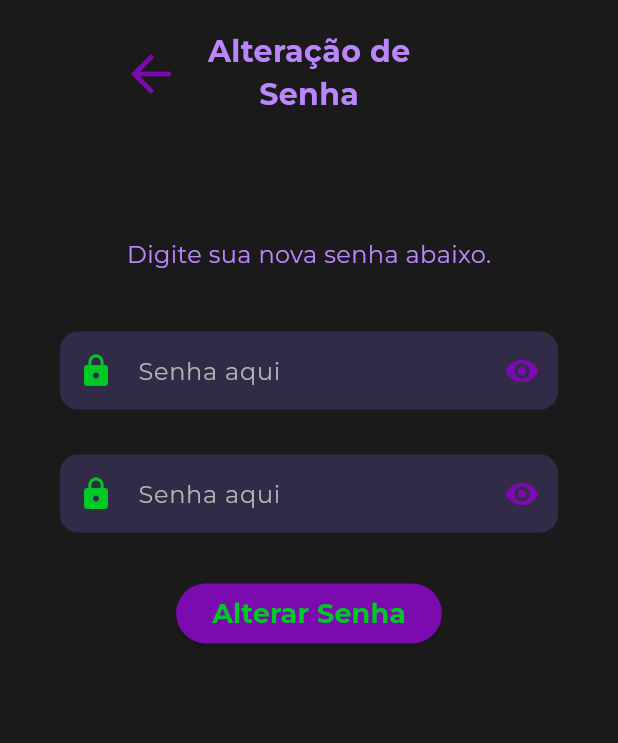
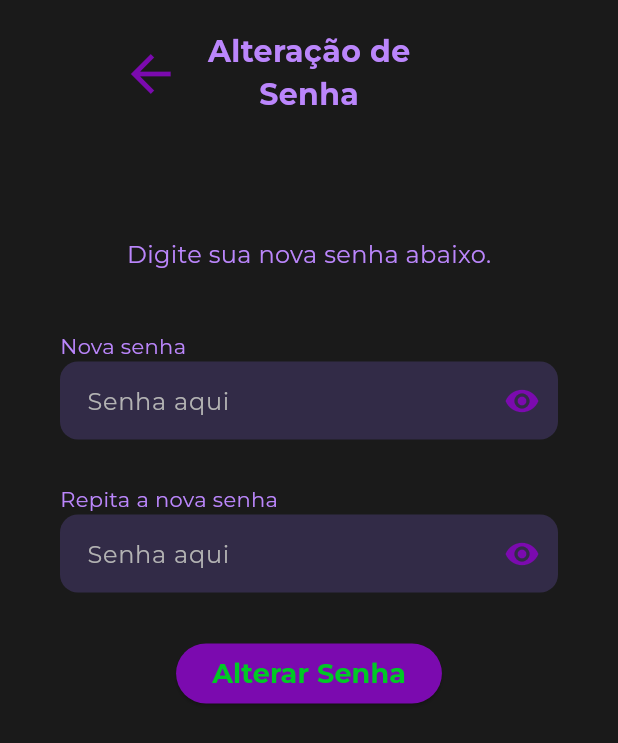
Before and after one commit to Enock21/tm, a Flutter app: the screen it shows after launch, on a phone screen of 412 x 824 dp. Shown: the top 743 px of the screen. Run offline on Flutter 3.47's test engine with Material 3 defaults, Android fonts, the phone set to English and light mode, and no system bars; our stand-ins replace google_fonts; project files that could hold a hidden picture were left out.

Commit message:
PAS: saving stable update

```diff
--- a/tm_front/lib/screens/password_alteration_screen.dart
+++ b/tm_front/lib/screens/password_alteration_screen.dart
@@ -86,15 +86,29 @@ class _PasswordAlterationScreenState extends State<PasswordAlterationScreen> {
                       key: formKey,
                       child: Column(
                         children: [
+                          Align(
+                            alignment: Alignment.centerLeft,
+                            child: Text(
+                              'Nova senha',
+                              style: AppTexts.bodyMedium,
+                            ),
+                          ),
                           TextInputPassword(
                             controller: newPasswordController,
-                            prefixIcon: Icon(Icons.lock, color: AppColors.positiveColor), hintText: '',
+                            hintText: '',
                           ),
+
                           const SizedBox(height: 30),
+                          Align(
+                            alignment: Alignment.centerLeft,
+                            child: Text(
+                              'Repita a nova senha',
+                              style: AppTexts.bodyMedium,
+                            ),
+                          ),
                           TextInputPassword(
                             controller: confirmPasswordController,
-                            prefixIcon: Icon(Icons.lock, color: AppColors.positiveColor),
-                            hintText: 'Confirme sua nova senha',
+                            hintText: '',
                           ),
                           const SizedBox(height: 30),
                           passwordChanged ? Text(
```
